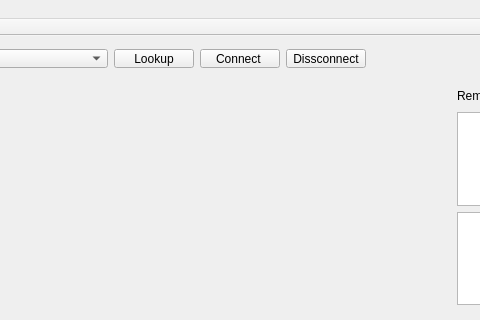
Above: motion-detection/qt_region_app/region_app/mainwindow.ui from GrabMotion/motion before the change; both pictures show x 233 to 713 and y 0 to 320 of the 985 by 615 pixel window. Below: the same form after it.
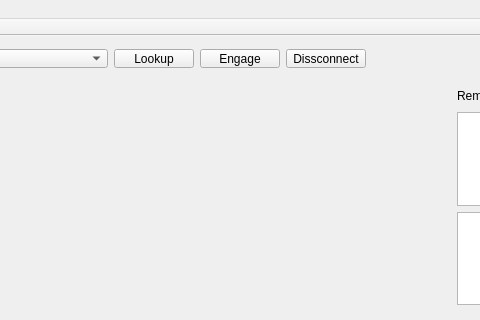
That is the form after the change. Custom widgets are drawn as their Qt base class.

What changed in the file:
```diff
--- a/motion-detection/qt_region_app/region_app/mainwindow.ui
+++ b/motion-detection/qt_region_app/region_app/mainwindow.ui
@@ -70,7 +70,7 @@
      <item>
       <widget class="QPushButton" name="connect_button">
        <property name="text">
-        <string>Connect </string>
+        <string>Engage</string>
        </property>
       </widget>
      </item>
```
Left out of the diff: 16 changed lines with no effect on the pictures.
